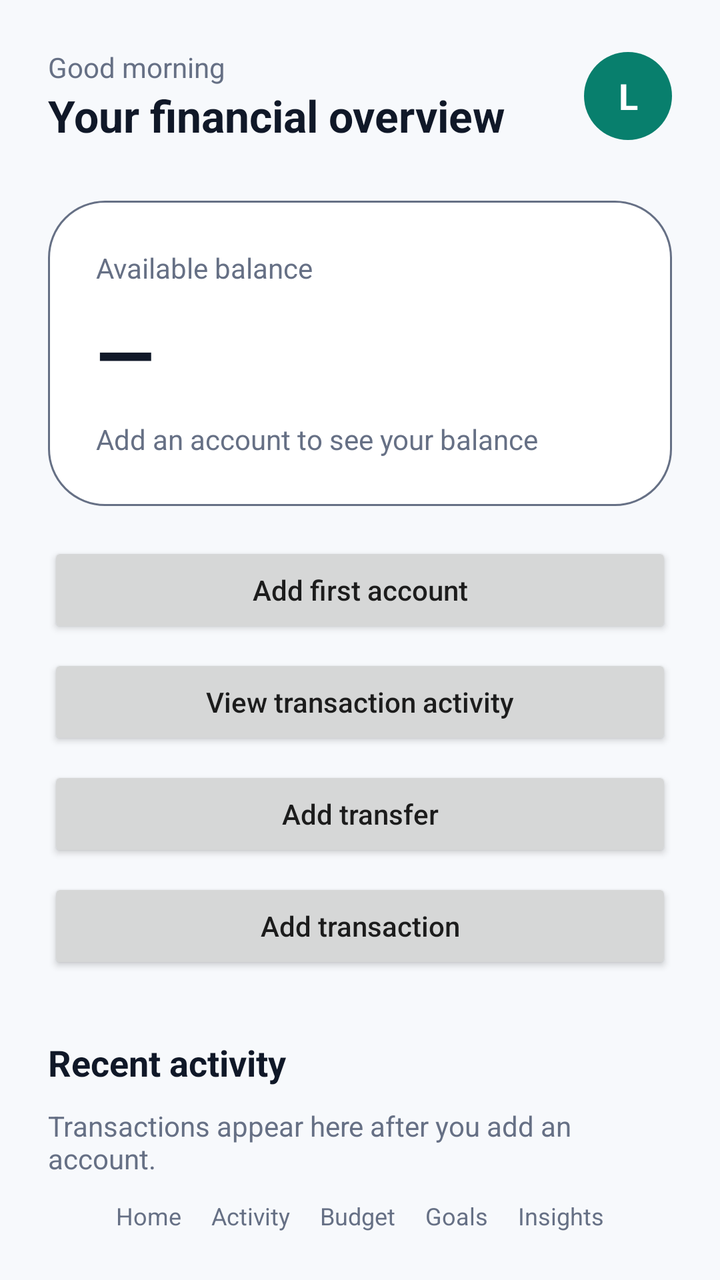
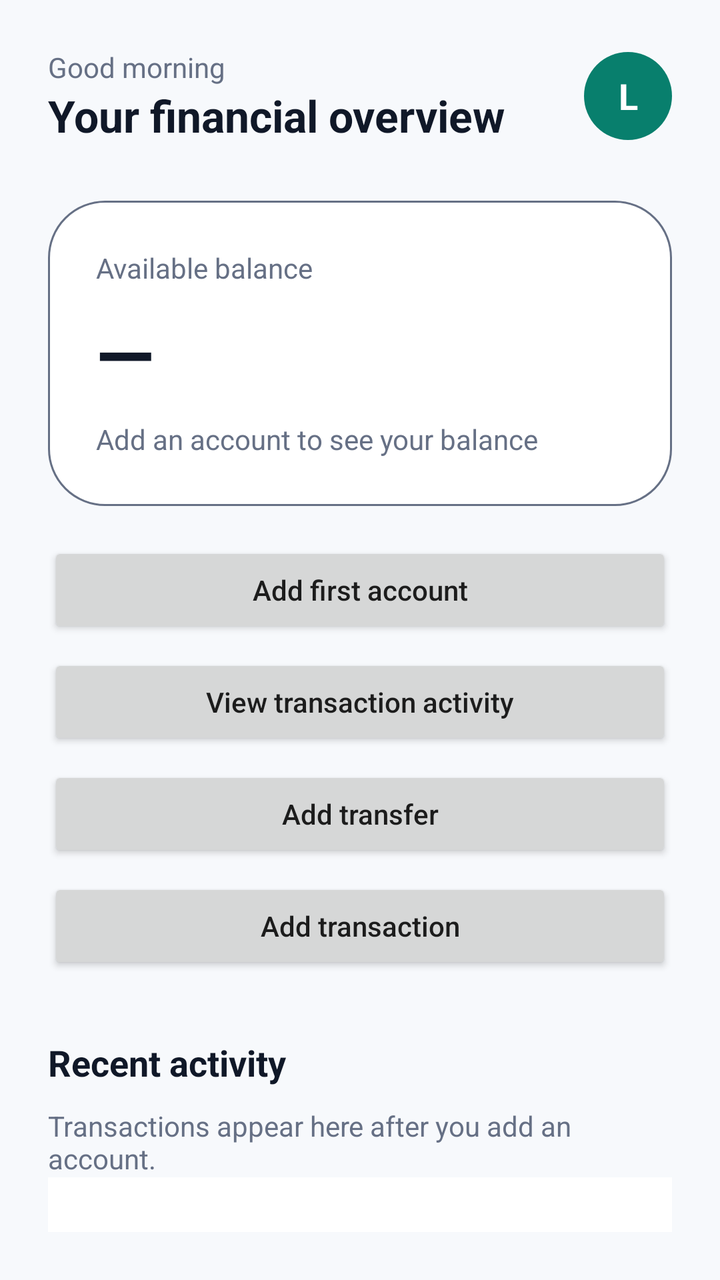

Screens rendered from an Android XML layout before and after an edit, with the pre-edit source and the edit as a unified diff.
<!-- AndroidManifest.xml: application theme Theme.App -->
<!-- res/layout/activity_main.xml -->
<?xml version='1.0' encoding='utf-8'?>
<LinearLayout xmlns:ns0="http://schemas.android.com/apk/res/android" ns0:layout_width="match_parent" ns0:layout_height="match_parent" ns0:orientation="vertical" ns0:background="@color/lumen_background" ns0:padding="24dp">
  <LinearLayout ns0:layout_width="match_parent" ns0:layout_height="wrap_content" ns0:gravity="center_vertical" ns0:orientation="horizontal">
    <LinearLayout ns0:layout_width="0dp" ns0:layout_height="wrap_content" ns0:layout_weight="1" ns0:orientation="vertical">
      <TextView ns0:layout_width="wrap_content" ns0:layout_height="wrap_content" ns0:text="@string/greeting" ns0:textColor="@color/lumen_muted" ns0:textSize="14sp" />
      <TextView ns0:layout_width="wrap_content" ns0:layout_height="wrap_content" ns0:text="@string/overview" ns0:textColor="@color/lumen_ink" ns0:textSize="22sp" ns0:textStyle="bold" />
    </LinearLayout>
    <TextView ns0:layout_width="44dp" ns0:layout_height="44dp" ns0:gravity="center" ns0:text="L" ns0:textColor="@color/on_primary" ns0:textSize="18sp" ns0:textStyle="bold" ns0:background="@drawable/avatar_background" />
  </LinearLayout>
  <LinearLayout ns0:layout_width="match_parent" ns0:layout_height="wrap_content" ns0:layout_marginTop="28dp" ns0:background="@drawable/balance_card_background" ns0:orientation="vertical" ns0:padding="24dp">
    <TextView ns0:layout_width="wrap_content" ns0:layout_height="wrap_content" ns0:text="Available balance" ns0:textColor="@color/lumen_muted" ns0:textSize="14sp" />
    <TextView ns0:id="@+id/balance" ns0:layout_width="wrap_content" ns0:layout_height="wrap_content" ns0:layout_marginTop="8dp" ns0:text="—" ns0:textColor="@color/lumen_ink" ns0:textSize="38sp" ns0:textStyle="bold" />
    <TextView ns0:id="@+id/balance_summary" ns0:layout_width="wrap_content" ns0:layout_height="wrap_content" ns0:layout_marginTop="8dp" ns0:text="@string/empty_balance" ns0:textColor="@color/lumen_muted" ns0:textSize="14sp" />
  </LinearLayout>
  <Button ns0:id="@+id/add_account_button" ns0:layout_width="match_parent" ns0:layout_height="wrap_content" ns0:layout_marginTop="18dp" ns0:text="@string/add_account" ns0:textAllCaps="false" />
  <Button ns0:id="@+id/view_activity_button" ns0:layout_width="match_parent" ns0:layout_height="wrap_content" ns0:layout_marginTop="8dp" ns0:text="@string/view_activity" ns0:textAllCaps="false" />
  <Button ns0:id="@+id/add_transfer_button" ns0:layout_width="match_parent" ns0:layout_height="wrap_content" ns0:layout_marginTop="8dp" ns0:text="@string/add_transfer" ns0:textAllCaps="false" />
  <Button ns0:id="@+id/add_transaction_button" ns0:layout_width="match_parent" ns0:layout_height="wrap_content" ns0:layout_marginTop="8dp" ns0:text="@string/add_transaction" ns0:textAllCaps="false" />
  <TextView ns0:layout_width="wrap_content" ns0:layout_height="wrap_content" ns0:layout_marginTop="32dp" ns0:text="Recent activity" ns0:textColor="@color/lumen_ink" ns0:textSize="18sp" ns0:textStyle="bold" />
  <TextView ns0:layout_width="match_parent" ns0:layout_height="wrap_content" ns0:layout_marginTop="10dp" ns0:text="Transactions appear here after you add an account." ns0:textColor="@color/lumen_muted" ns0:textSize="14sp" />
  <Space ns0:layout_width="match_parent" ns0:layout_height="0dp" ns0:layout_weight="1" />
  <TextView ns0:layout_width="match_parent" ns0:layout_height="wrap_content" ns0:gravity="center" ns0:text="Home     Activity     Budget     Goals     Insights" ns0:textColor="@color/lumen_muted" ns0:textSize="12sp" />
</LinearLayout>
<!-- resources referenced by this layout -->
<resources>
  <color name="lumen_background">#F7F9FC</color>
  <color name="lumen_ink">#101828</color>
  <color name="lumen_muted">#667085</color>
  <color name="on_primary">#FFFFFFFF</color>
  <!-- drawable avatar_background (drawable) -->
  <?xml version="1.0" encoding="utf-8"?>
  <shape xmlns:android="http://schemas.android.com/apk/res/android"
      android:shape="oval">
      <solid android:color="@color/lumen_accent" />
  </shape>
  <!-- drawable balance_card_background (drawable) -->
  <?xml version="1.0" encoding="utf-8"?>
  <shape xmlns:android="http://schemas.android.com/apk/res/android"
      android:shape="rectangle">
      <solid android:color="@color/lumen_surface" />
      <stroke
          android:width="1dp"
          android:color="@color/lumen_muted" />
      <corners android:radius="28dp" />
  </shape>
  <string name="add_account">Add first account</string>
  <string name="add_transaction">Add transaction</string>
  <string name="add_transfer">Add transfer</string>
  <string name="empty_balance">Add an account to see your balance</string>
  <string name="greeting">Good morning</string>
  <string name="overview">Your financial overview</string>
  <string name="view_activity">View transaction activity</string>
  <style name="Theme.App" parent="android:Theme.Material.Light.NoActionBar">
          <item name="android:colorPrimary">@color/primary</item>
          <item name="android:colorAccent">@color/lumen_accent</item>
          <item name="android:windowLightStatusBar">true</item>
          <item name="android:statusBarColor">@color/lumen_background</item>
          <item name="android:navigationBarColor">@color/lumen_background</item>
          <item name="android:windowLightNavigationBar">true</item>
      </style>
  <color name="lumen_accent">#087F6D</color>
  <color name="lumen_surface">#FFFFFFFF</color>
  <color name="primary">#087F6D</color>
</resources>

<!-- the commit's change to res/layout/activity_main.xml (unified diff, before → after) -->
@@ -18,6 +18,22 @@
   <Button ns0:id="@+id/add_transaction_button" ns0:layout_width="match_parent" ns0:layout_height="wrap_content" ns0:layout_marginTop="8dp" ns0:text="@string/add_transaction" ns0:textAllCaps="false" />
   <TextView ns0:layout_width="wrap_content" ns0:layout_height="wrap_content" ns0:layout_marginTop="32dp" ns0:text="Recent activity" ns0:textColor="@color/lumen_ink" ns0:textSize="18sp" ns0:textStyle="bold" />
   <TextView ns0:layout_width="match_parent" ns0:layout_height="wrap_content" ns0:layout_marginTop="10dp" ns0:text="Transactions appear here after you add an account." ns0:textColor="@color/lumen_muted" ns0:textSize="14sp" />
-  <Space ns0:layout_width="match_parent" ns0:layout_height="0dp" ns0:layout_weight="1" />
-  <TextView ns0:layout_width="match_parent" ns0:layout_height="wrap_content" ns0:gravity="center" ns0:text="Home     Activity     Budget     Goals     Insights" ns0:textColor="@color/lumen_muted" ns0:textSize="12sp" />
+  <include layout="@layout/view_bottom_navigation" />
 </LinearLayout>
+<!-- res/layout/view_bottom_navigation.xml (included above) -->
+<?xml version="1.0" encoding="utf-8"?>
+<LinearLayout xmlns:android="http://schemas.android.com/apk/res/android"
+    android:id="@+id/bottom_navigation"
+    android:layout_width="match_parent"
+    android:layout_height="64dp"
+    android:background="@color/lumen_surface"
+    android:gravity="center"
+    android:orientation="horizontal"
+    android:paddingTop="6dp"
+    android:paddingBottom="6dp">
+    <TextView android:id="@+id/nav_home" style="@style/BottomNavigationItem" android:text="@string/home" />
+    <TextView android:id="@+id/nav_activity" style="@style/BottomNavigationItem" android:text="@string/activity" />
+    <TextView android:id="@+id/nav_budget" style="@style/BottomNavigationItem" android:text="@string/budget" />
+    <TextView android:id="@+id/nav_goals" style="@style/BottomNavigationItem" android:text="@string/goals" />
+    <TextView android:id="@+id/nav_insights" style="@style/BottomNavigationItem" android:text="@string/insights" />
+</LinearLayout>
<!-- resource entries referenced after the edit -->
@@ -20,13 +20,28 @@
           android:color="@color/lumen_muted" />
       <corners android:radius="28dp" />
   </shape>
+  <string name="activity">Activity</string>
   <string name="add_account">Add first account</string>
   <string name="add_transaction">Add transaction</string>
   <string name="add_transfer">Add transfer</string>
+  <string name="budget">Budget</string>
   <string name="empty_balance">Add an account to see your balance</string>
+  <string name="goals">Goals</string>
   <string name="greeting">Good morning</string>
+  <string name="home">Home</string>
+  <string name="insights">Insights</string>
   <string name="overview">Your financial overview</string>
   <string name="view_activity">View transaction activity</string>
+  <style name="BottomNavigationItem">
+          <item name="android:layout_width">0dp</item>
+          <item name="android:layout_height">match_parent</item>
+          <item name="android:layout_weight">1</item>
+          <item name="android:gravity">center</item>
+          <item name="android:textColor">@color/lumen_muted</item>
+          <item name="android:textSize">12sp</item>
+          <item name="android:clickable">true</item>
+          <item name="android:focusable">true</item>
+      </style>
   <style name="Theme.App" parent="android:Theme.Material.Light.NoActionBar">
           <item name="android:colorPrimary">@color/primary</item>
           <item name="android:colorAccent">@color/lumen_accent</item>
